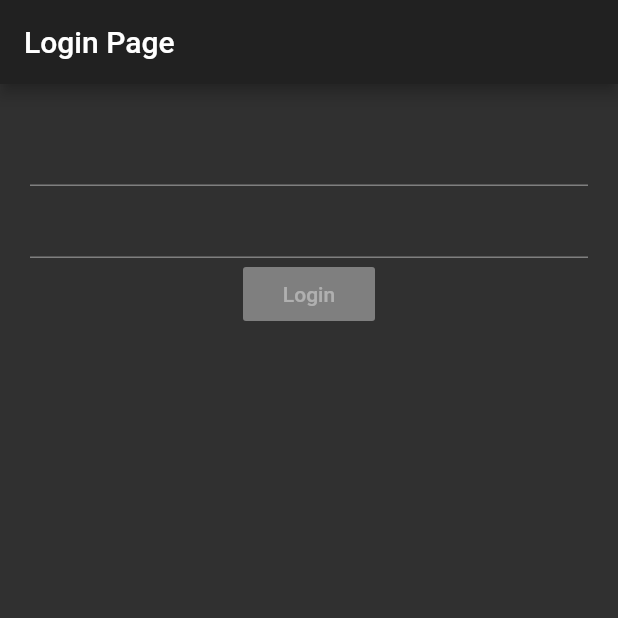
After one commit to bhavikvashi1804/flutter_login_bloc, a Flutter app: the screen it shows after launch, on a phone screen of 412 x 824 dp, the top half of it. The commit adds this screen. Run offline on Flutter 3.47's test engine with Material 2 defaults, Android fonts, the phone set to English and light mode, and no system bars.

Commit message:
created login page UI

```diff
--- a/lib/main.dart
+++ b/lib/main.dart
@@ -1,6 +1,6 @@
 import 'package:flutter/material.dart';
 
-import './pages/home_page.dart';
+import './pages/login_page.dart';
 
 void main() {
   runApp(MyApp());
@@ -11,7 +11,7 @@ class MyApp extends StatelessWidget {
   Widget build(BuildContext context) {
     return MaterialApp(
       theme: ThemeData.dark(),
-      home: HomePage(),
+      home: LoginPage(),
     );
   }
 }
--- /dev/null
+++ b/lib/pages/login_page.dart
@@ -0,0 +1,32 @@
+import 'package:flutter/material.dart';
+
+class LoginPage extends StatefulWidget {
+  @override
+  _LoginPageState createState() => _LoginPageState();
+}
+
+class _LoginPageState extends State<LoginPage> {
+  @override
+  Widget build(BuildContext context) {
+    return Scaffold(
+      appBar: AppBar(
+        title: Text('Login Page'),
+      ),
+      body: Container(
+        margin: EdgeInsets.all(20.0),
+        child: Form(
+          child: Column(
+            children: [
+              TextFormField(),
+              TextFormField(),
+              RaisedButton(
+                onPressed: null,
+                child: Text('Login'),
+              ),
+            ],
+          ),
+        ),
+      ),
+    );
+  }
+}
```
